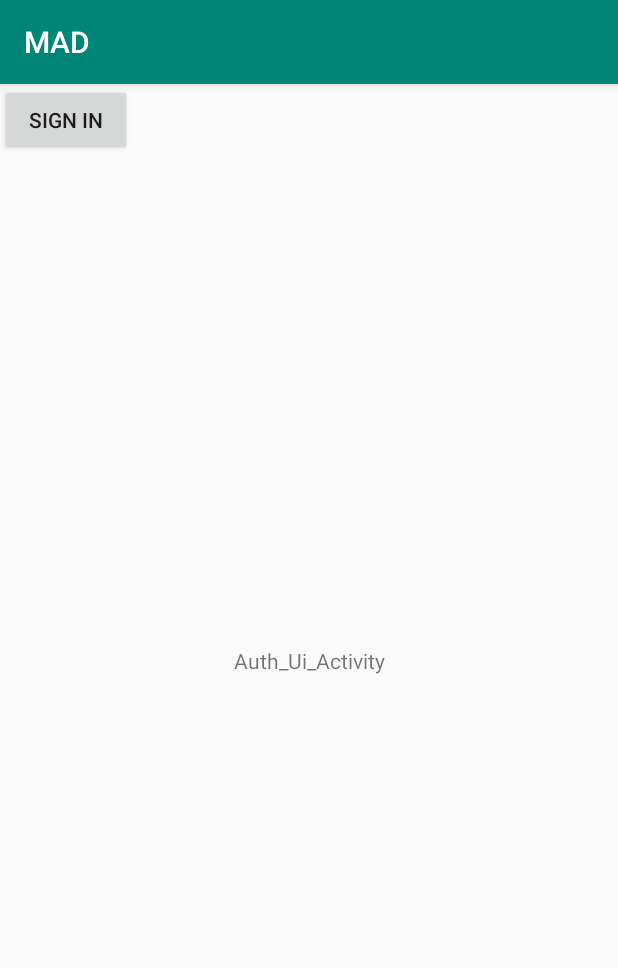
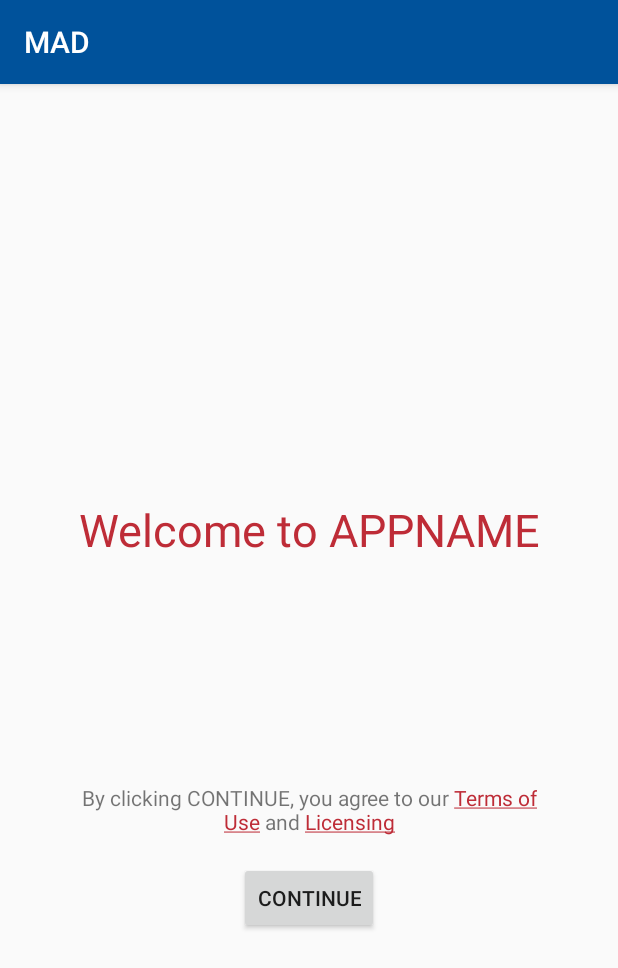
Before and after one commit to s-hliao/FBLA-Mobile-App-2019, an Android app: the screen it shows after launch (AuthUiActivity), on a phone screen of 412 x 824 dp. Shown: the top 968 px of the screen. Run offline under Robolectric (Android 15) with nearby library versions, the phone set to English and light mode, and no system bars; our stand-ins replace Firebase (no records; nobody signed in at launch, a user with empty details on screens opened directly); libraries missing offline, so code that uses them is left out: com.firebase.ui; 1 statement that could not run was skipped.

Commit message:
Welcome page UI update

```diff
--- a/app/build.gradle
+++ b/app/build.gradle
@@ -5,7 +5,7 @@ android {
     buildToolsVersion "29.0.2"
     defaultConfig {
         applicationId "com.hg.mad"
-        minSdkVersion 23
+        minSdkVersion 26
         targetSdkVersion 28
         versionCode 1
         versionName "1.0"
@@ -29,6 +29,7 @@ dependencies {
     androidTestImplementation 'androidx.test.espresso:espresso-core:3.2.0'
     implementation 'com.google.firebase:firebase-analytics:17.2.1'
     implementation 'com.firebaseui:firebase-ui-auth:4.3.1'
+    implementation 'com.google.firebase:firebase-firestore:21.3.1'
 }
 
 apply plugin: 'com.google.gms.google-services'
--- a/app/src/main/res/layout/auth_ui_activity.xml
+++ b/app/src/main/res/layout/auth_ui_activity.xml
@@ -11,17 +11,41 @@
         android:id="@+id/text_auth_ui"
         android:layout_width="wrap_content"
         android:layout_height="wrap_content"
-        android:text="Auth_Ui_Activity"
+        android:autoSizeTextType="uniform"
+        android:gravity="center"
+        android:text="@string/welcome_message"
+        android:textColor="@color/colorAccent"
+        android:textSize="30sp"
         app:layout_constraintBottom_toBottomOf="parent"
         app:layout_constraintEnd_toEndOf="parent"
+        app:layout_constraintHorizontal_bias="0.5"
         app:layout_constraintStart_toStartOf="parent"
-        app:layout_constraintTop_toTopOf="parent" />
+        app:layout_constraintTop_toTopOf="parent"
+        app:layout_constraintVertical_bias="0.38" />
 
     <Button
         android:id="@+id/button_sign_in"
         android:layout_width="wrap_content"
         android:layout_height="wrap_content"
-        android:text="Sign In"
-        app:layout_constraintStart_toStartOf="parent"
-        app:layout_constraintTop_toTopOf="parent" />
+        android:text="@string/sign_in_button_txt"
+        app:layout_constraintBottom_toBottomOf="parent"
+        app:layout_constraintEnd_toEndOf="@+id/text_auth_ui"
+        app:layout_constraintStart_toStartOf="@+id/text_auth_ui"
+        app:layout_constraintTop_toBottomOf="@+id/text_auth_ui"
+        app:layout_constraintVertical_bias="0.5" />
+
+    <TextView
+        android:id="@+id/text_TOC"
+        android:layout_width="304dp"
+        android:layout_height="36dp"
+        android:autoSizeTextType="uniform"
+        android:text="@string/TOU_txt"
+        android:gravity="center"
+        android:linksClickable="true"
+        app:layout_constraintBottom_toTopOf="@+id/button_sign_in"
+        app:layout_constraintEnd_toEndOf="@+id/text_auth_ui"
+        app:layout_constraintHorizontal_bias="0.5"
+        app:layout_constraintStart_toStartOf="@+id/text_auth_ui"
+        app:layout_constraintTop_toBottomOf="@+id/text_auth_ui"
+        app:layout_constraintVertical_bias=".9" />
 </androidx.constraintlayout.widget.ConstraintLayout>
--- a/app/src/main/res/values/colors.xml
+++ b/app/src/main/res/values/colors.xml
@@ -1,6 +1,6 @@
 <?xml version="1.0" encoding="utf-8"?>
 <resources>
-    <color name="colorPrimary">#008577</color>
-    <color name="colorPrimaryDark">#00574B</color>
-    <color name="colorAccent">#D81B60</color>
+    <color name="colorPrimary">#00529B</color>
+    <color name="colorPrimaryDark">#00417c</color>
+    <color name="colorAccent">#BE2C37</color>
 </resources>
--- a/app/src/main/res/values/strings.xml
+++ b/app/src/main/res/values/strings.xml
@@ -1,3 +1,6 @@
 <resources>
     <string name="app_name">MAD</string>
+    <string name="welcome_message">Welcome to APPNAME</string>
+    <string name="sign_in_button_txt">Continue</string>
+    <string name="TOU_txt">By clicking CONTINUE, you agree to our <a href="https://www.google.com/">Terms of Use</a> and <a href="https://www.google.com/">Licensing</a></string>
 </resources>
```
Also changed, not shown: app/src/main/java/com/hg/mad/AuthUiActivity.java (+50 -5 lines), app/src/main/java/com/hg/mad/model/DatabaseUser.java (added, +65 -0 lines).
